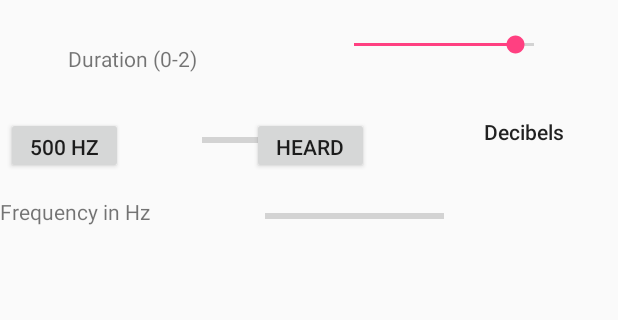
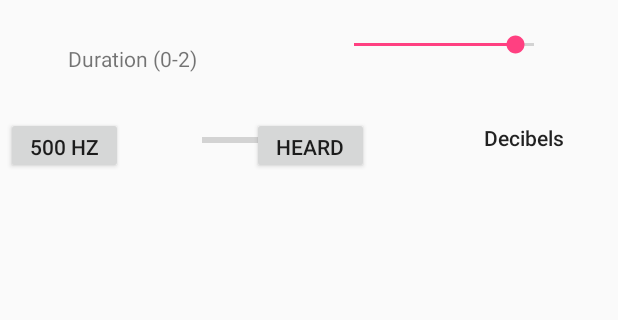
Before and after one commit to Rohanjames1997/Hearing-Aid-app, an Android app: the screen it shows after launch (MainActivity), on a phone screen of 412 x 824 dp, the part 141-461 px from its top. Run offline under Robolectric (Android 15) with nearby library versions, the phone set to English and light mode, and no system bars.

Commit message:
Landscape view allowed

```diff
--- a/beta_hear/app/src/main/java/com/example/rohan/beta_hear/MainActivity.java
+++ b/beta_hear/app/src/main/java/com/example/rohan/beta_hear/MainActivity.java
@@ -47,13 +47,11 @@ public class MainActivity extends AppCompatActivity implements View.OnClickListe
         play.setText("500 Hz");
         heard_it.setOnClickListener(this);
 }
-
     @Override
     protected void onCreate(Bundle savedInstanceState) {
         super.onCreate(savedInstanceState);
         initViews();
     }
-
     @Override
     public void onClick(View v) {
         switch (v.getId()) {
@@ -69,7 +67,6 @@ public class MainActivity extends AppCompatActivity implements View.OnClickListe
 
         }
     }
-
     private class PlayTask extends AsyncTask <Integer, Integer, Integer> {
 
         @Override
@@ -200,7 +197,6 @@ public class MainActivity extends AppCompatActivity implements View.OnClickListe
             play.setText(freq_text);
         }
     }
-
     public void PlayAudioTrack(int frequency, double duration, int intensity) {
         int sampleRate = 48000;        // Samples per second
         double numFrames = sampleRate * duration;
--- a/beta_hear/app/src/main/res/layout-land/activity_main.xml
+++ b/beta_hear/app/src/main/res/layout-land/activity_main.xml
@@ -7,6 +7,7 @@
     tools:context=".MainActivity">
 
     <TextView
+        android:id="@+id/textView2"
         android:layout_width="120dp"
         android:layout_height="22dp"
         android:layout_marginStart="32dp"
@@ -20,24 +21,23 @@
         android:id="@+id/button_play1"
         android:layout_width="110dp"
         android:layout_height="52dp"
-        android:layout_marginBottom="8dp"
         android:layout_marginStart="32dp"
         android:layout_marginTop="116dp"
-        android:text="@string/_500_hz"
-        app:layout_constraintBottom_toBottomOf="parent"
+        android:text="Hz"
         app:layout_constraintStart_toStartOf="parent"
         app:layout_constraintTop_toTopOf="parent"
-        app:layout_constraintVertical_bias="0.0"
         tools:ignore="MissingConstraints" />
 
     <ProgressBar
         android:id="@+id/pb1"
         style="?android:attr/progressBarStyleHorizontal"
-        android:layout_width="94dp"
-        android:layout_height="58dp"
-        android:layout_marginEnd="340dp"
-        android:layout_marginTop="112dp"
-        app:layout_constraintEnd_toEndOf="parent"
+        android:layout_width="110dp"
+        android:layout_height="32dp"
+        android:layout_marginEnd="24dp"
+        android:layout_marginStart="24dp"
+        android:layout_marginTop="124dp"
+        app:layout_constraintEnd_toStartOf="@+id/button_hear1"
+        app:layout_constraintStart_toEndOf="@+id/button_play1"
         app:layout_constraintTop_toTopOf="parent"
         tools:ignore="MissingConstraints" />
 
@@ -45,25 +45,53 @@
         android:id="@+id/seekBar"
         android:layout_width="152dp"
         android:layout_height="48dp"
-        android:layout_marginEnd="44dp"
-        android:layout_marginTop="16dp"
+        android:layout_marginEnd="160dp"
+        android:layout_marginTop="52dp"
         app:layout_constraintEnd_toEndOf="parent"
         app:layout_constraintTop_toTopOf="parent" />
 
     <TextView
-        android:id="@+id/textView"
+        android:id="@+id/textViewDuration"
         android:layout_width="wrap_content"
         android:layout_height="18dp"
-        android:layout_marginBottom="8dp"
-        android:layout_marginEnd="8dp"
-        android:layout_marginStart="8dp"
-        android:layout_marginTop="36dp"
+        android:layout_marginEnd="73dp"
+        android:layout_marginStart="121dp"
+        android:layout_marginTop="68dp"
         android:text="Duration (0-2)"
-        app:layout_constraintBottom_toBottomOf="parent"
+        app:layout_constraintEnd_toStartOf="@+id/seekBar"
+        app:layout_constraintHorizontal_bias="1.0"
+        app:layout_constraintStart_toStartOf="parent"
+        app:layout_constraintTop_toTopOf="parent" />
+
+    <Button
+        android:id="@+id/button_hear1"
+        android:layout_width="110dp"
+        android:layout_height="52dp"
+        android:layout_marginEnd="33dp"
+        android:layout_marginTop="116dp"
+        android:text="Heard"
+        app:layout_constraintEnd_toStartOf="@+id/textView1"
+        app:layout_constraintTop_toTopOf="parent" />
+
+    <TextView
+        android:id="@+id/textView1"
+        android:layout_width="103dp"
+        android:layout_height="33dp"
+        android:layout_marginEnd="36dp"
+        android:layout_marginTop="132dp"
+        android:text="TextView"
         app:layout_constraintEnd_toEndOf="parent"
-        app:layout_constraintHorizontal_bias="0.54"
+        app:layout_constraintTop_toTopOf="parent" />
+
+    <ProgressBar
+        android:id="@+id/pb2"
+        style="?android:attr/progressBarStyleHorizontal"
+        android:layout_width="wrap_content"
+        android:layout_height="12dp"
+        android:layout_marginStart="60dp"
+        android:layout_marginTop="48dp"
+        android:visibility="invisible"
         app:layout_constraintStart_toStartOf="parent"
-        app:layout_constraintTop_toTopOf="parent"
-        app:layout_constraintVertical_bias="0.0" />
+        app:layout_constraintTop_toBottomOf="@+id/button_play1" />
 
 </android.support.constraint.ConstraintLayout>
--- a/beta_hear/app/src/main/res/layout/activity_main.xml
+++ b/beta_hear/app/src/main/res/layout/activity_main.xml
@@ -32,7 +32,7 @@
         android:id="@+id/textView1"
         android:layout_width="89dp"
         android:layout_height="34dp"
-        android:layout_marginTop="24dp"
+        android:layout_marginTop="28dp"
         android:text="TextView"
         android:textAppearance="@style/TextAppearance.AppCompat.Body2"
         app:layout_constraintEnd_toEndOf="parent"
@@ -83,25 +83,15 @@
         app:layout_constraintTop_toTopOf="parent"
         app:layout_constraintVertical_bias="0.045" />
 
-    <TextView
-        android:id="@+id/textView2"
-        android:layout_width="112dp"
-        android:layout_height="22dp"
-        android:layout_marginTop="15dp"
-        android:text="Frequency in Hz"
-        app:layout_constraintTop_toBottomOf="@+id/button_play1"
-        tools:layout_editor_absoluteX="10dp" />
-
     <ProgressBar
         android:id="@+id/pb2"
         style="?android:attr/progressBarStyleHorizontal"
         android:layout_width="119dp"
         android:layout_height="25dp"
         android:layout_marginEnd="85dp"
-        android:layout_marginStart="34dp"
         android:layout_marginTop="15dp"
+        android:visibility="invisible"
         app:layout_constraintEnd_toEndOf="parent"
-        app:layout_constraintStart_toEndOf="@+id/textView2"
         app:layout_constraintTop_toBottomOf="@+id/button_hear1" />
 
 </android.support.constraint.ConstraintLayout>
```
